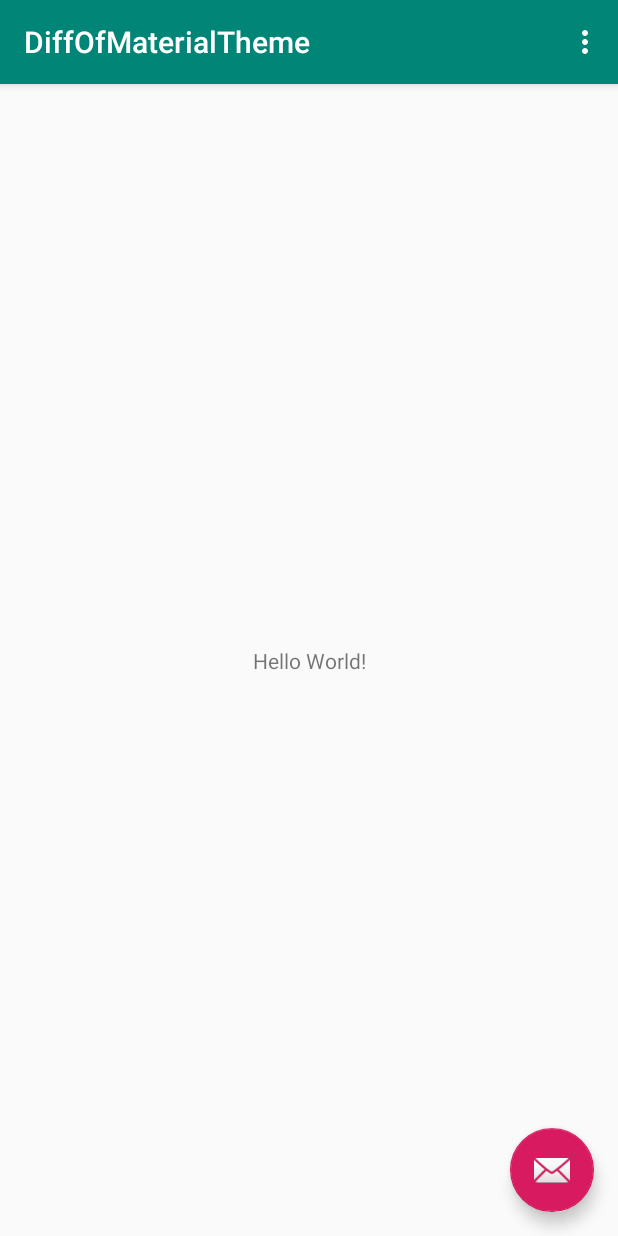
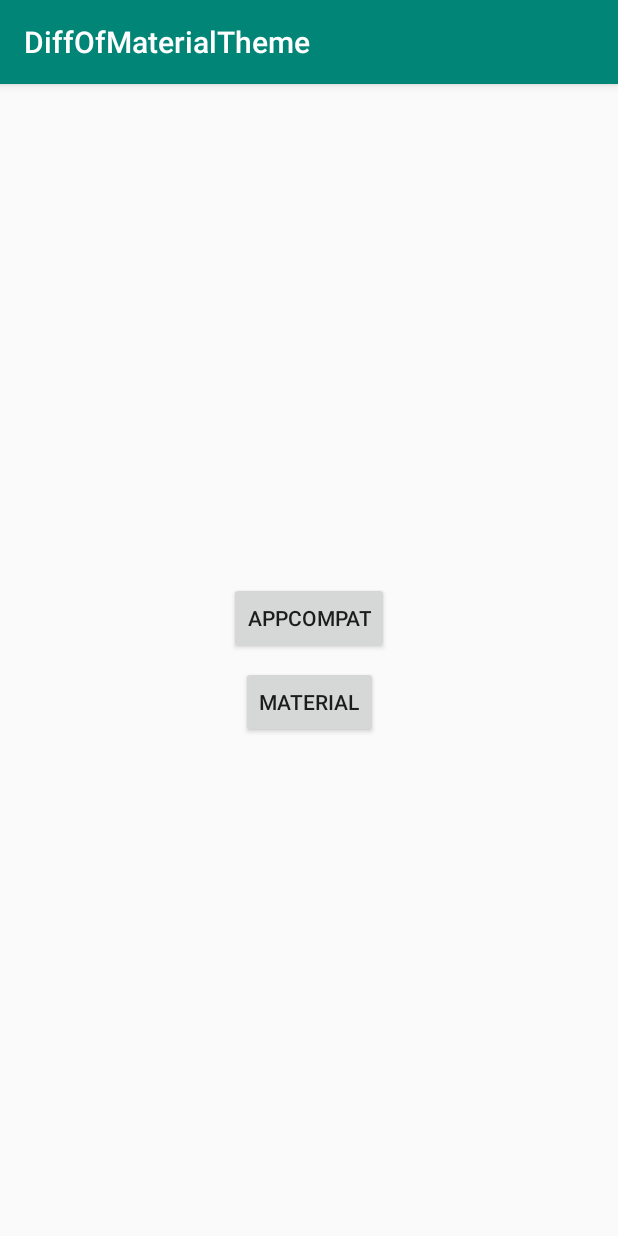
Before and after one commit to NUmeroAndDev/DiffMaterialTheme-android, an Android app: the screen it shows after launch (MainActivity), on a phone screen of 412 x 824 dp. Run offline under Robolectric (Android 15) with nearby library versions, the phone set to English and light mode, and no system bars.

Commit message:
Activityの追加

```diff
--- a/app/build.gradle
+++ b/app/build.gradle
@@ -25,9 +25,9 @@ android {
 dependencies {
     implementation fileTree(dir: 'libs', include: ['*.jar'])
     implementation"org.jetbrains.kotlin:kotlin-stdlib-jdk7:$kotlin_version"
-    implementation 'androidx.appcompat:appcompat:1.0.0-alpha1'
+    implementation 'androidx.appcompat:appcompat:1.0.0-beta01'
+    implementation 'com.google.android.material:material:1.0.0-beta01'
     implementation 'androidx.constraintlayout:constraintlayout:1.1.2'
-    implementation 'com.google.android.material:material:1.0.0-alpha1'
     testImplementation 'junit:junit:4.12'
     androidTestImplementation 'androidx.test:runner:1.1.0-alpha3'
     androidTestImplementation 'androidx.test.espresso:espresso-core:3.1.0-alpha3'
--- a/app/src/main/java/com/numero/diff_of_material_theme/MainActivity.kt
+++ b/app/src/main/java/com/numero/diff_of_material_theme/MainActivity.kt
@@ -1,12 +1,10 @@
 package com.numero.diff_of_material_theme
 
 import android.os.Bundle
-import com.google.android.material.snackbar.Snackbar
-import androidx.appcompat.app.AppCompatActivity;
-import android.view.Menu
-import android.view.MenuItem
+import androidx.appcompat.app.AppCompatActivity
+import kotlinx.android.synthetic.main.activity_main.*
+import kotlinx.android.synthetic.main.content_main.*
 
-import kotlinx.android.synthetic.main.activity_main.*
 class MainActivity : AppCompatActivity() {
 
     override fun onCreate(savedInstanceState: Bundle?) {
@@ -14,25 +12,12 @@ class MainActivity : AppCompatActivity() {
         setContentView(R.layout.activity_main)
         setSupportActionBar(toolbar)
 
-        fab.setOnClickListener { view ->
-            Snackbar.make(view, "Replace with your own action", Snackbar.LENGTH_LONG)
-                    .setAction("Action", null).show()
+        appCompatThemeButton.setOnClickListener {
+            startActivity(DesignActivity.createIntent(this@MainActivity, AppTheme.APP_COMPAT))
         }
-    }
 
-    override fun onCreateOptionsMenu(menu: Menu): Boolean {
-        // Inflate the menu; this adds items to the action bar if it is present.
-        menuInflater.inflate(R.menu.menu_main, menu)
-        return true
-    }
-
-    override fun onOptionsItemSelected(item: MenuItem): Boolean {
-        // Handle action bar item clicks here. The action bar will
-        // automatically handle clicks on the Home/Up button, so long
-        // as you specify a parent activity in AndroidManifest.xml.
-        return when(item.itemId) {
-            R.id.action_settings -> true
-            else -> super.onOptionsItemSelected(item)
+        materialThemeButton.setOnClickListener {
+            startActivity(DesignActivity.createIntent(this@MainActivity, AppTheme.MATERIAL))
         }
     }
 }
--- a/app/src/main/res/layout/activity_main.xml
+++ b/app/src/main/res/layout/activity_main.xml
@@ -23,12 +23,4 @@
 
     <include layout="@layout/content_main"/>
 
-    <com.google.android.material.floatingactionbutton.FloatingActionButton
-        android:id="@+id/fab"
-        android:layout_width="wrap_content"
-        android:layout_height="wrap_content"
-        android:layout_gravity="bottom|end"
-        android:layout_margin="@dimen/fab_margin"
-        app:srcCompat="@android:drawable/ic_dialog_email" />
-
 </androidx.coordinatorlayout.widget.CoordinatorLayout>
--- a/app/src/main/res/layout/content_main.xml
+++ b/app/src/main/res/layout/content_main.xml
@@ -1,21 +1,34 @@
 <?xml version="1.0" encoding="utf-8"?>
-<androidx.constraintlayout.widget.ConstraintLayout
-    xmlns:android="http://schemas.android.com/apk/res/android"
+<androidx.constraintlayout.widget.ConstraintLayout xmlns:android="http://schemas.android.com/apk/res/android"
+    xmlns:app="http://schemas.android.com/apk/res-auto"
     xmlns:tools="http://schemas.android.com/tools"
-    xmlns:app="http://schemas.android.com/apk/res-auto"
     android:layout_width="match_parent"
     android:layout_height="match_parent"
+    android:padding="16dp"
     app:layout_behavior="@string/appbar_scrolling_view_behavior"
-    tools:showIn="@layout/activity_main"
-    tools:context=".MainActivity">
+    tools:context=".MainActivity"
+    tools:showIn="@layout/activity_main">
 
-    <TextView
+    <androidx.appcompat.widget.AppCompatButton
+        android:id="@+id/appCompatThemeButton"
         android:layout_width="wrap_content"
         android:layout_height="wrap_content"
-        android:text="Hello World!"
+        android:text="AppCompat"
+        app:layout_constraintBottom_toTopOf="@+id/materialThemeButton"
+        app:layout_constraintEnd_toEndOf="parent"
+        app:layout_constraintStart_toStartOf="parent"
+        app:layout_constraintTop_toTopOf="parent"
+        app:layout_constraintVertical_chainStyle="packed" />
+
+    <androidx.appcompat.widget.AppCompatButton
+        android:id="@+id/materialThemeButton"
+        android:layout_width="wrap_content"
+        android:layout_height="wrap_content"
+        android:layout_marginTop="8dp"
+        android:text="Material"
         app:layout_constraintBottom_toBottomOf="parent"
-        app:layout_constraintLeft_toLeftOf="parent"
-        app:layout_constraintRight_toRightOf="parent"
-        app:layout_constraintTop_toTopOf="parent" />
+        app:layout_constraintEnd_toEndOf="parent"
+        app:layout_constraintStart_toStartOf="parent"
+        app:layout_constraintTop_toBottomOf="@+id/appCompatThemeButton" />
 
 </androidx.constraintlayout.widget.ConstraintLayout>
```
Also changed, not shown: app/src/main/AndroidManifest.xml (+9 -3 lines), app/src/main/java/com/numero/diff_of_material_theme/AppTheme.kt (added, +8 -0 lines), app/src/main/java/com/numero/diff_of_material_theme/DesignActivity.kt (added, +26 -0 lines), app/src/main/res/layout/activity_design.xml (added, +18 -0 lines), app/src/main/res/values/styles.xml (+12 -2 lines).
